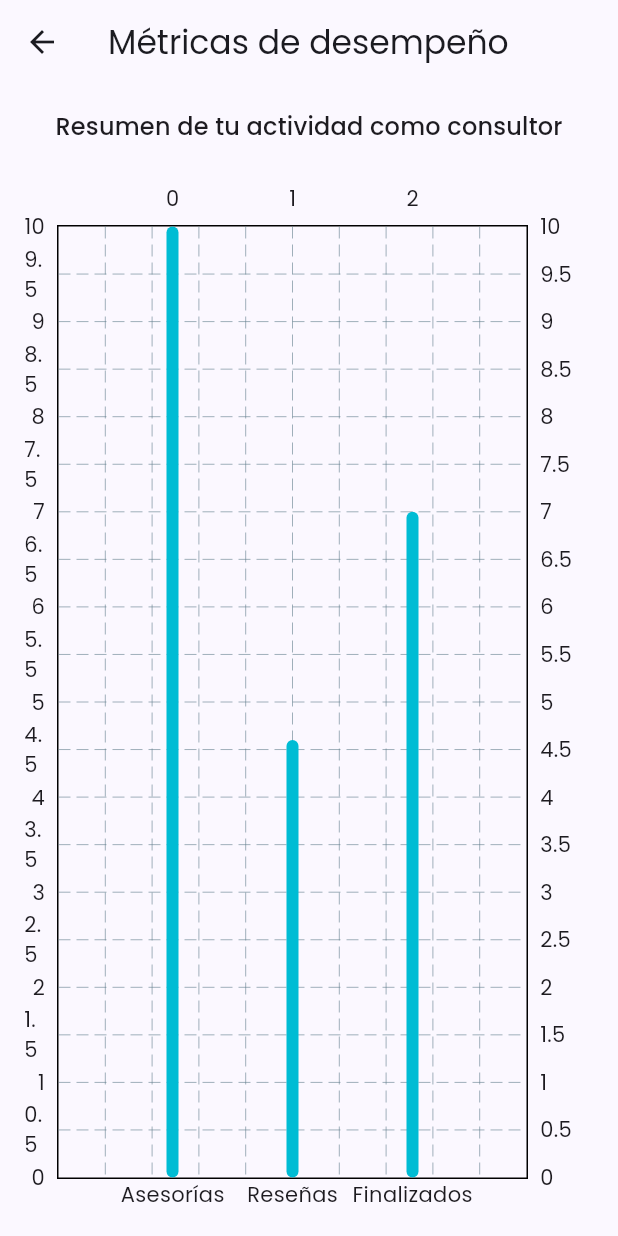
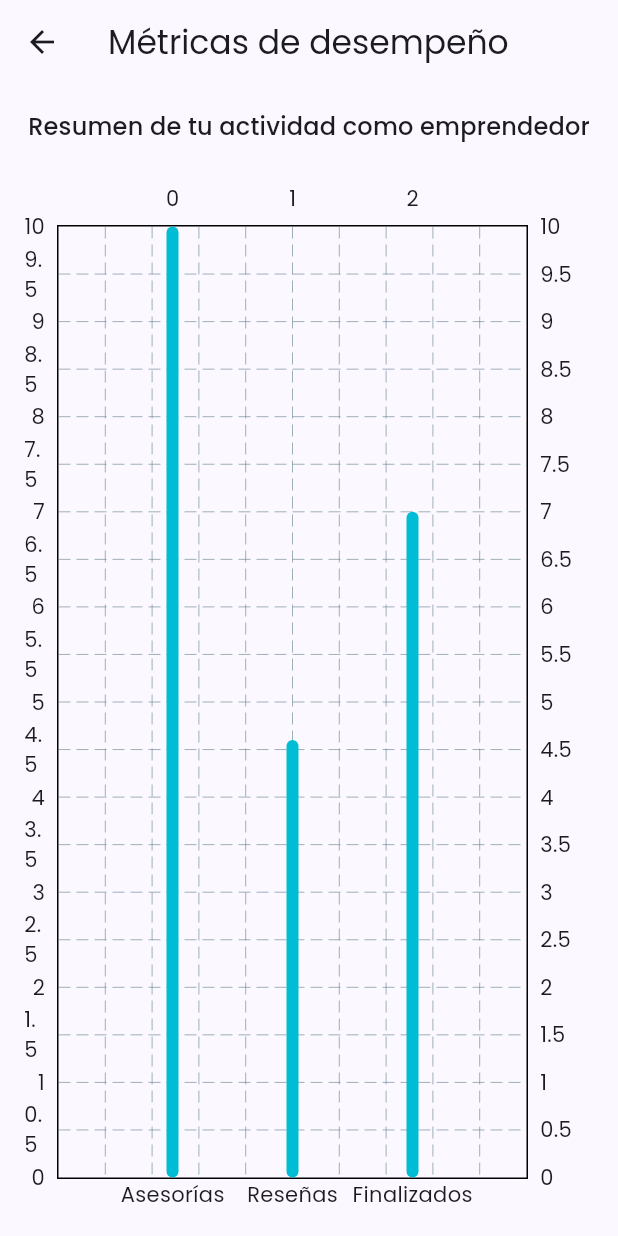
Before and after one commit to upc-pre-202501-cc238-365-debtgo/App-Mobile-DebtGo-Flutter, a Flutter app: the PerformanceMetricsScreen screen opened by its route, on a phone screen of 412 x 824 dp. Run offline on Flutter 3.47's test engine with Material 3 defaults, Android fonts, the phone set to English and light mode, and no system bars; drawn by our look-alikes of fl_chart; our stand-ins replace flutter_local_notifications, google_fonts, permission_handler, shared_preferences, timezone; accounts and stored records are empty.

Commit message:
feat(chore): add new files

```diff
--- a/lib/screens/performance_metrics_screen.dart
+++ b/lib/screens/performance_metrics_screen.dart
@@ -20,8 +20,8 @@ class PerformanceMetricsScreen extends StatelessWidget {
           children: [
             Text(
               lang == 'es'
-                  ? 'Resumen de tu actividad como consultor'
-                  : 'Summary of your activity as a consultant',
+                  ? 'Resumen de tu actividad como emprendedor'
+                  : 'Summary of your activity as a entrepreneur',
               style: Theme.of(context).textTheme.titleMedium,
             ),
             const SizedBox(height: 24),
@@ -38,7 +38,7 @@ class PerformanceMetricsScreen extends StatelessWidget {
                         getTitlesWidget: (value, meta) {
                           switch (value.toInt()) {
                             case 0:
-                              return Text(lang == 'es' ? 'Asesorías' : 'Consults');
+                              return Text(lang == 'es' ? 'Asesorías' : 'Advisors');
                             case 1:
                               return Text(lang == 'es' ? 'Reseñas' : 'Reviews');
                             case 2:
```
